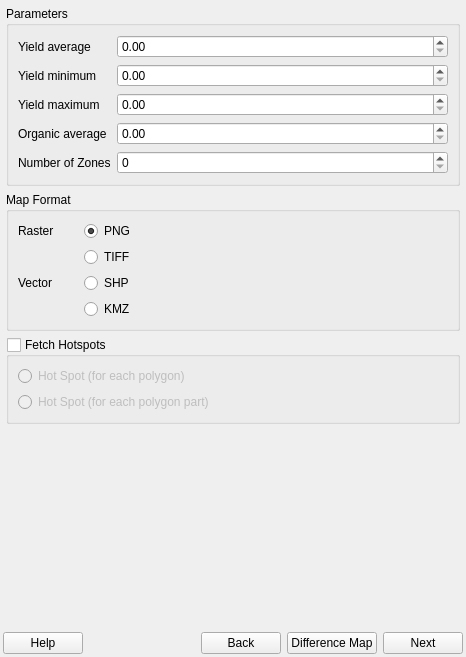
earthdaily/qgis-plugin, file geosys/ui/templates/geosys_dockwidget_base.ui: the form before one commit.
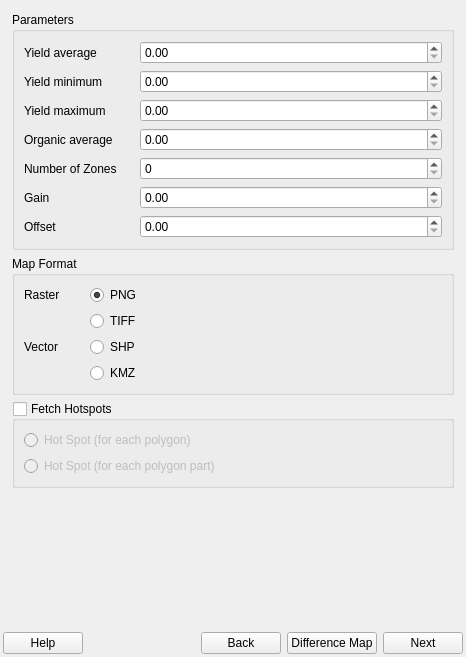
The form after the commit.

Commit message: Gain and offset values are now available. Offset/Gain options will be disabled for some map product types

```diff
--- a/geosys/ui/templates/geosys_dockwidget_base.ui
+++ b/geosys/ui/templates/geosys_dockwidget_base.ui
@@ -262,24 +262,25 @@
       </widget>
       <widget class="QWidget" name="map_creation_page">
        <layout class="QVBoxLayout" name="verticalLayout_4">
-        <property name="leftMargin">
-         <number>3</number>
-        </property>
-        <property name="topMargin">
-         <number>3</number>
-        </property>
-        <property name="rightMargin">
-         <number>3</number>
-        </property>
-        <property name="bottomMargin">
-         <number>3</number>
-        </property>
         <item>
          <widget class="QGroupBox" name="parameters_group">
           <property name="title">
            <string>Parameters</string>
           </property>
-          <layout class="QFormLayout" name="formLayout">
+          <layout class="QGridLayout" name="gridLayout">
+           <item row="0" column="0">
+            <widget class="QLabel" name="yield_average_label">
+             <property name="minimumSize">
+              <size>
+               <width>0</width>
+               <height>0</height>
+              </size>
+             </property>
+             <property name="text">
+              <string>Yield average</string>
+             </property>
+            </widget>
+           </item>
            <item row="0" column="1">
             <widget class="QDoubleSpinBox" name="yield_average_form">
              <property name="sizePolicy">
@@ -406,19 +407,26 @@
              </property>
             </widget>
            </item>
-           <item row="0" column="0">
-            <widget class="QLabel" name="yield_average_label">
-             <property name="minimumSize">
-              <size>
-               <width>0</width>
-               <height>0</height>
-              </size>
+           <item row="5" column="0">
+            <widget class="QLabel" name="gain_label">
+             <property name="text">
+              <string>Gain</string>
              </property>
+            </widget>
+           </item>
+           <item row="5" column="1">
+            <widget class="QDoubleSpinBox" name="spinBox_gain"/>
+           </item>
+           <item row="6" column="0">
+            <widget class="QLabel" name="offset_label">
              <property name="text">
-              <string>Yield average</string>
+              <string>Offset</string>
              </property>
             </widget>
            </item>
+           <item row="6" column="1">
+            <widget class="QDoubleSpinBox" name="spinBox_offset"/>
+           </item>
           </layout>
          </widget>
         </item>
```
The commit also changes 1 other file.
